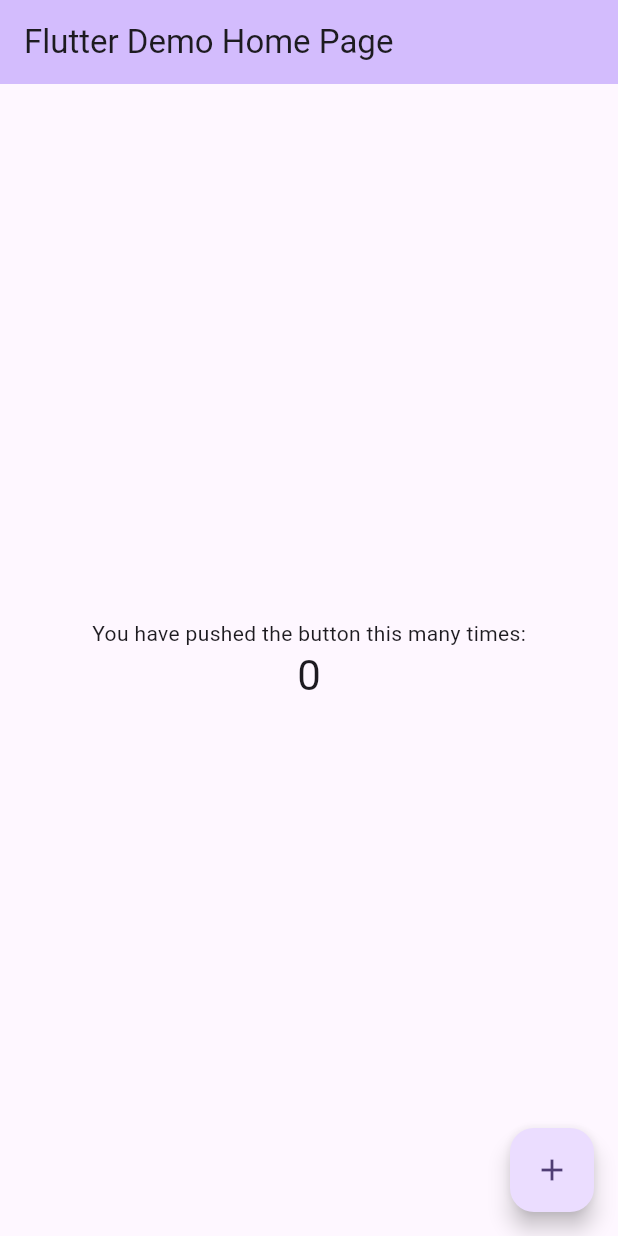
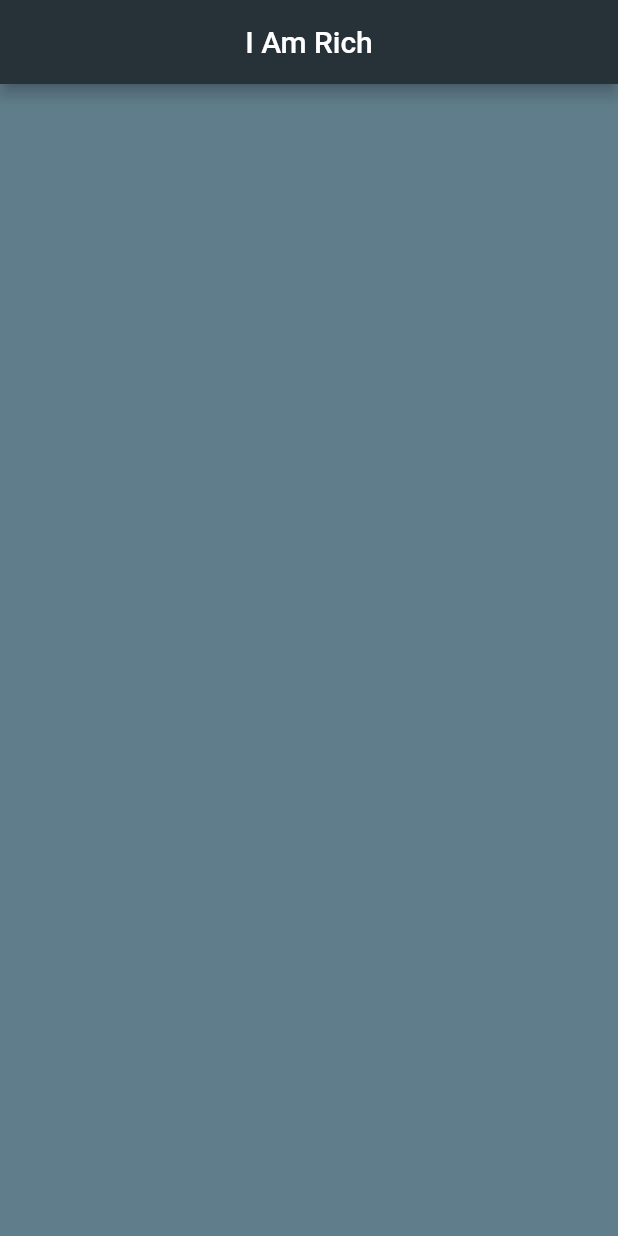
Before and after one commit to RichardCastuera/IAmRich, a Flutter app: the screen it shows after launch, on a phone screen of 412 x 824 dp. Run offline on Flutter 3.47's test engine with Material 2 defaults, Android fonts, the phone set to English and light mode, and no system bars.

Commit message:
task(i_am_rich_app): Set home as Scaffold

```diff
--- a/i_am_rich/lib/main.dart
+++ b/i_am_rich/lib/main.dart
@@ -1,125 +1,17 @@
 import 'package:flutter/material.dart';
 
 void main() {
-  runApp(const MyApp());
-}
-
-class MyApp extends StatelessWidget {
-  const MyApp({super.key});
-
-  // This widget is the root of your application.
-  @override
-  Widget build(BuildContext context) {
-    return MaterialApp(
-      title: 'Flutter Demo',
-      theme: ThemeData(
-        // This is the theme of your application.
-        //
-        // TRY THIS: Try running your application with "flutter run". You'll see
-        // the application has a blue toolbar. Then, without quitting the app,
-        // try changing the seedColor in the colorScheme below to Colors.green
-        // and then invoke "hot reload" (save your changes or press the "hot
-        // reload" button in a Flutter-supported IDE, or press "r" if you used
-        // the command line to start the app).
-        //
-        // Notice that the counter didn't reset back to zero; the application
-        // state is not lost during the reload. To reset the state, use hot
-        // restart instead.
-        //
-        // This works for code too, not just values: Most code changes can be
-        // tested with just a hot reload.
-        colorScheme: ColorScheme.fromSeed(seedColor: Colors.deepPurple),
-        useMaterial3: true,
-      ),
-      home: const MyHomePage(title: 'Flutter Demo Home Page'),
-    );
-  }
-}
-
-class MyHomePage extends StatefulWidget {
-  const MyHomePage({super.key, required this.title});
-
-  // This widget is the home page of your application. It is stateful, meaning
-  // that it has a State object (defined below) that contains fields that affect
-  // how it looks.
-
-  // This class is the configuration for the state. It holds the values (in this
-  // case the title) provided by the parent (in this case the App widget) and
-  // used by the build method of the State. Fields in a Widget subclass are
-  // always marked "final".
-
-  final String title;
-
-  @override
-  State<MyHomePage> createState() => _MyHomePageState();
-}
-
-class _MyHomePageState extends State<MyHomePage> {
-  int _counter = 0;
-
-  void _incrementCounter() {
-    setState(() {
-      // This call to setState tells the Flutter framework that something has
-      // changed in this State, which causes it to rerun the build method below
-      // so that the display can reflect the updated values. If we changed
-      // _counter without calling setState(), then the build method would not be
-      // called again, and so nothing would appear to happen.
-      _counter++;
-    });
-  }
-
-  @override
-  Widget build(BuildContext context) {
-    // This method is rerun every time setState is called, for instance as done
-    // by the _incrementCounter method above.
-    //
-    // The Flutter framework has been optimized to make rerunning build methods
-    // fast, so that you can just rebuild anything that needs updating rather
-    // than having to individually change instances of widgets.
-    return Scaffold(
-      appBar: AppBar(
-        // TRY THIS: Try changing the color here to a specific color (to
-        // Colors.amber, perhaps?) and trigger a hot reload to see the AppBar
-        // change color while the other colors stay the same.
-        backgroundColor: Theme.of(context).colorScheme.inversePrimary,
-        // Here we take the value from the MyHomePage object that was created by
-        // the App.build method, and use it to set our appbar title.
-        title: Text(widget.title),
-      ),
-      body: Center(
-        // Center is a layout widget. It takes a single child and positions it
-        // in the middle of the parent.
-        child: Column(
-          // Column is also a layout widget. It takes a list of children and
-          // arranges them vertically. By default, it sizes itself to fit its
-          // children horizontally, and tries to be as tall as its parent.
-          //
-          // Column has various properties to control how it sizes itself and
-          // how it positions its children. Here we use mainAxisAlignment to
-          // center the children vertically; the main axis here is the vertical
-          // axis because Columns are vertical (the cross axis would be
-          // horizontal).
-          //
-          // TRY THIS: Invoke "debug painting" (choose the "Toggle Debug Paint"
-          // action in the IDE, or press "p" in the console), to see the
-          // wireframe for each widget.
-          mainAxisAlignment: MainAxisAlignment.center,
-          children: <Widget>[
-            const Text(
-              'You have pushed the button this many times:',
-            ),
-            Text(
-              '$_counter',
-              style: Theme.of(context).textTheme.headlineMedium,
-            ),
-          ],
+  runApp(
+    MaterialApp(
+      debugShowCheckedModeBanner: false,
+      home: Scaffold(
+        backgroundColor: Colors.blueGrey,
+        appBar: AppBar(
+          title: const Text('I Am Rich'),
+          centerTitle: true,
+          backgroundColor: Colors.blueGrey[900],
         ),
       ),
-      floatingActionButton: FloatingActionButton(
-        onPressed: _incrementCounter,
-        tooltip: 'Increment',
-        child: const Icon(Icons.add),
-      ), // This trailing comma makes auto-formatting nicer for build methods.
-    );
-  }
+    ),
+  );
 }
```
